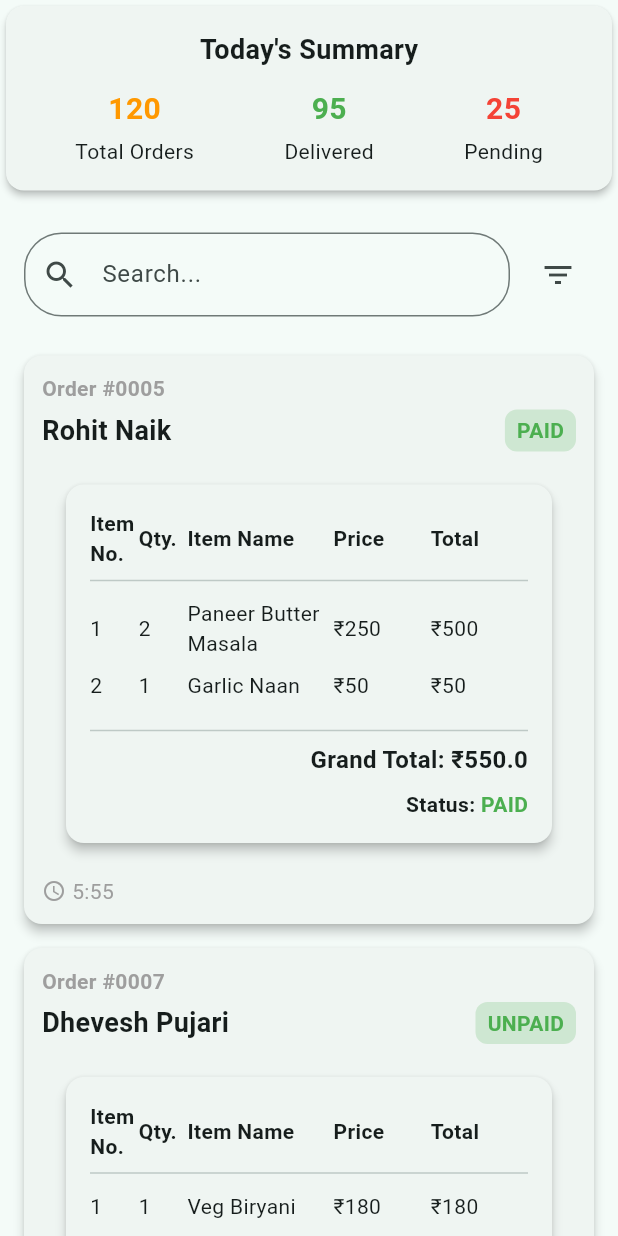
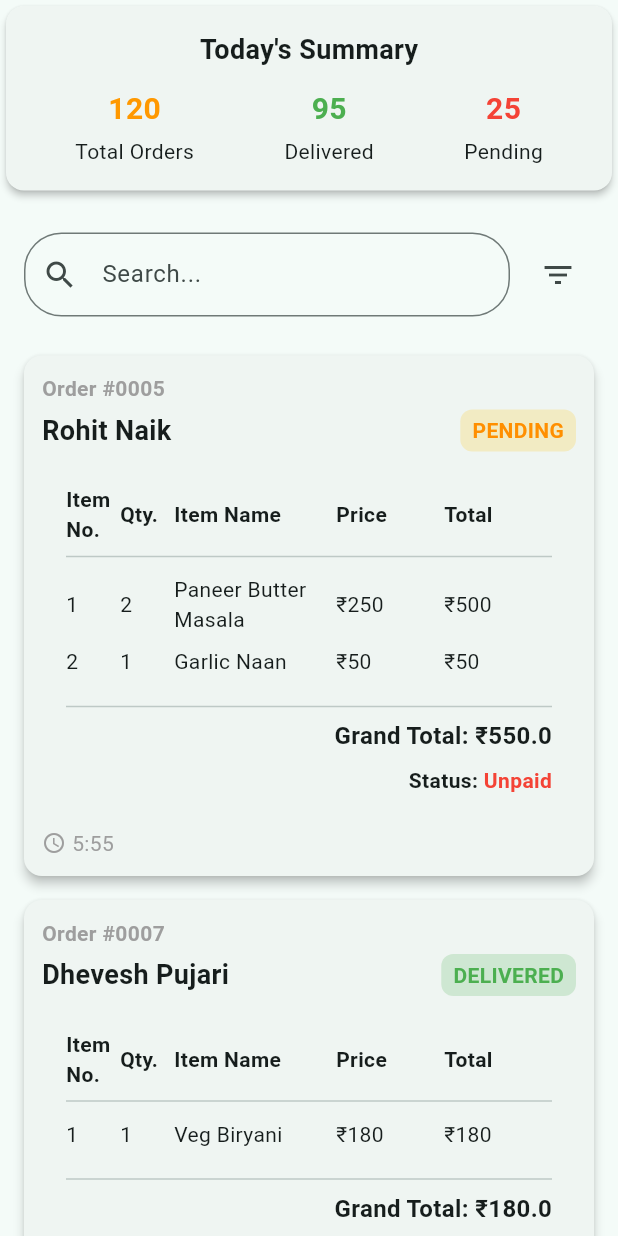
Before and after one commit to Shiven-677/real-tiffinity, a Flutter app: the AdminHomePage screen opened directly, on a phone screen of 412 x 824 dp. Run offline on Flutter 3.47's test engine with Material 3 defaults, Android fonts, the phone set to English and light mode, and no system bars; our stand-ins replace cloud_firestore, firebase_auth, firebase_core, image_picker, lottie, photo_view and 1 more; accounts and stored records are empty.

Commit message:
Solved readability issues in Billing system and made some updates

```diff
--- a/lib/views/pages/admin_pages/admin_home_page.dart
+++ b/lib/views/pages/admin_pages/admin_home_page.dart
@@ -19,7 +19,7 @@ class _AdminHomePageState extends State<AdminHomePage> {
         {"no": 1, "qty": 2, "name": "Paneer Butter Masala", "price": 250},
         {"no": 2, "qty": 1, "name": "Garlic Naan", "price": 50},
       ],
-      'status': 'PAID',
+      'paymentStatus': 'PAID',
       'orderStatus': 'Pending',
       'time': '5:55',
     },
@@ -29,7 +29,7 @@ class _AdminHomePageState extends State<AdminHomePage> {
       'items': [
         {"no": 1, "qty": 1, "name": "Veg Biryani", "price": 180},
       ],
-      'status': 'UNPAID',
+      'paymentStatus': 'UNPAID',
       'orderStatus': 'Delivered',
       'time': '7:77',
     },
@@ -40,7 +40,7 @@ class _AdminHomePageState extends State<AdminHomePage> {
         {"no": 1, "qty": 9, "name": "Roti", "price": 18},
         {"no": 2, "qty": 2, "name": "Mixed Veg", "price": 80},
       ],
-      'status': 'PAID',
+      'paymentStatus': 'PAID',
       'orderStatus': 'Pending',
       'time': '4:10',
     },
@@ -156,14 +156,12 @@ class _AdminHomePageState extends State<AdminHomePage> {
                   final order = _filteredOrders[index];
 
                   return OrderWidget(
-                    orderNumber: order['orderNumber'] ?? (index + 1).toString(),
+                    orderNumber: order['orderNumber'] ?? '',
                     customerName: order['customerName'] ?? '',
-                    status: order['status']!,
+                    orderStatus: order['orderStatus'] ?? 'Pending',
+                    paymentStatus: order['status'] ?? 'Unpaid',
                     time: order['time'] ?? '',
-                    // Pass the bill data here
-                    items: List<Map<String, dynamic>>.from(
-                      order['items'] ?? [],
-                    ),
+                    items: order['items'] ?? [],
                   );
                 },
               ),
--- a/lib/views/widgets/items_ordered_widget.dart
+++ b/lib/views/widgets/items_ordered_widget.dart
@@ -3,7 +3,7 @@ import 'package:flutter/material.dart';
 class OrderBill extends StatelessWidget {
   final List<Map<String, dynamic>> items; // Each item: {no, qty, name, price}
   final String status; // "PAID" or "UNPAID"
-  final bool compact; // new: render a compact version for lists
+  final bool compact; // render a compact version for lists
 
   const OrderBill({
     super.key,
@@ -20,10 +20,7 @@ class OrderBill extends StatelessWidget {
   Widget build(BuildContext context) {
     double grandTotal = _calculateGrandTotal();
 
-    return Card(
-      elevation: 3,
-      margin: const EdgeInsets.all(16),
-      child: Padding(
+    return Padding(
       padding: const EdgeInsets.all(16),
       child: Column(
         crossAxisAlignment: CrossAxisAlignment.stretch,
@@ -95,10 +92,7 @@ class OrderBill extends StatelessWidget {
             alignment: Alignment.centerRight,
             child: Text(
               "Grand Total: ₹$grandTotal",
-                style: const TextStyle(
-                  fontSize: 16,
-                  fontWeight: FontWeight.bold,
-                ),
+              style: const TextStyle(fontSize: 16, fontWeight: FontWeight.bold),
             ),
           ),
 
@@ -129,21 +123,6 @@ class OrderBill extends StatelessWidget {
           ),
         ],
       ),
-      ),
     );
   }
 }
-
-/*
-how to pass parameters
-
-OrderBill(
-  items: [
-    {"no": 1, "qty": 2, "name": "Paneer Butter Masala", "price": 250},
-    {"no": 2, "qty": 1, "name": "Garlic Naan", "price": 50},
-  ],
-  status: "PAID",
-)
-
-
-*/
--- a/lib/views/widgets/order_widget.dart
+++ b/lib/views/widgets/order_widget.dart
@@ -4,7 +4,8 @@ import 'items_ordered_widget.dart';
 class OrderWidget extends StatelessWidget {
   final String orderNumber;
   final String customerName;
-  final String status;
+  final String orderStatus; // Pending / Completed
+  final String paymentStatus; // Paid / Unpaid
   final String time;
   final List<Map<String, dynamic>> items; // bill items
 
@@ -12,7 +13,8 @@ class OrderWidget extends StatelessWidget {
     super.key,
     required this.orderNumber,
     required this.customerName,
-    required this.status,
+    required this.orderStatus,
+    required this.paymentStatus,
     required this.time,
     required this.items,
   });
@@ -39,7 +41,7 @@ class OrderWidget extends StatelessWidget {
             ),
             const SizedBox(height: 4),
 
-            // Customer Name & Status Row
+            // Customer Name & Outer Order Status
             Row(
               mainAxisAlignment: MainAxisAlignment.spaceBetween,
               children: [
@@ -57,17 +59,17 @@ class OrderWidget extends StatelessWidget {
                   ),
                   decoration: BoxDecoration(
                     color:
-                        status.toLowerCase() == 'pending'
-                            ? Colors.orange.withOpacity(0.2)
+                        orderStatus.toLowerCase() == 'pending'
+                            ? Colors.amber.withOpacity(0.2)
                             : Colors.green.withOpacity(0.2),
                     borderRadius: BorderRadius.circular(8),
                   ),
                   child: Text(
-                    status,
+                    orderStatus.toUpperCase(),
                     style: TextStyle(
                       color:
-                          status.toLowerCase() == 'pending'
-                              ? Colors.orange
+                          orderStatus.toLowerCase() == 'pending'
+                              ? Colors.amber[800]
                               : Colors.green,
                       fontWeight: FontWeight.bold,
                     ),
@@ -80,9 +82,8 @@ class OrderWidget extends StatelessWidget {
             // Full Bill Section
             OrderBill(
               items: items,
-              status: status,
-              compact:
-                  false, // you can add this param in OrderBill for shorter style
+              status: paymentStatus, // <- inner bill still uses Paid/Unpaid
+              compact: false,
             ),
             const SizedBox(height: 6),
 
```
Lines whose indentation alone changed are shown as unchanged.
